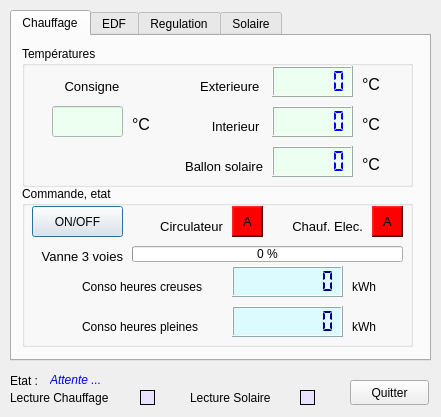
The window that HDMI_Chauffage.ui (pchirouze/PyQt4ChauffageWipyHMI) describes before a commit, drawn with Qt 5.
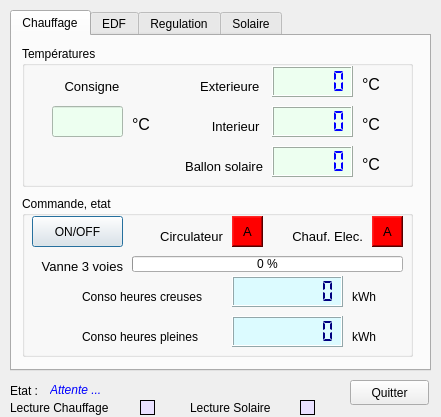
The same window after the commit.

Commit message: Changement port, user, password m23.mqttcloud

The edit to the form file:
```diff
--- a/HDMI_Chauffage.ui
+++ b/HDMI_Chauffage.ui
@@ -13,13 +13,16 @@
   <property name="windowTitle">
    <string>Solaire et chauffage</string>
   </property>
+  <property name="autoFillBackground">
+   <bool>false</bool>
+  </property>
   <widget class="QTabWidget" name="tabWidget">
    <property name="geometry">
     <rect>
      <x>10</x>
      <y>10</y>
      <width>421</width>
-     <height>351</height>
+     <height>361</height>
     </rect>
    </property>
    <property name="currentIndex">
@@ -306,7 +309,7 @@
      <property name="geometry">
       <rect>
        <x>10</x>
-       <y>150</y>
+       <y>160</y>
        <width>391</width>
        <height>161</height>
       </rect>
@@ -314,6 +317,9 @@
      <property name="title">
       <string>Commande, etat</string>
      </property>
+     <property name="flat">
+      <bool>false</bool>
+     </property>
      <widget class="QPushButton" name="pushButton">
       <property name="geometry">
        <rect>
@@ -1902,7 +1908,7 @@
    <property name="geometry">
     <rect>
      <x>10</x>
-     <y>370</y>
+     <y>380</y>
      <width>61</width>
      <height>21</height>
     </rect>
@@ -1918,7 +1924,7 @@
    <property name="geometry">
     <rect>
      <x>50</x>
-     <y>370</y>
+     <y>380</y>
      <width>301</width>
      <height>21</height>
     </rect>
@@ -1955,7 +1961,7 @@
    <property name="geometry">
     <rect>
      <x>140</x>
-     <y>390</y>
+     <y>400</y>
      <width>15</width>
      <height>15</height>
     </rect>
@@ -1974,7 +1980,7 @@
    <property name="geometry">
     <rect>
      <x>300</x>
-     <y>390</y>
+     <y>400</y>
      <width>15</width>
      <height>15</height>
     </rect>
@@ -1993,8 +1999,8 @@
    <property name="geometry">
     <rect>
      <x>10</x>
-     <y>390</y>
-     <width>121</width>
+     <y>400</y>
+     <width>131</width>
      <height>16</height>
     </rect>
    </property>
@@ -2006,8 +2012,8 @@
    <property name="geometry">
     <rect>
      <x>190</x>
-     <y>390</y>
-     <width>101</width>
+     <y>400</y>
+     <width>111</width>
      <height>16</height>
     </rect>
    </property>
```
Left out of the diff: 13 changed lines with no effect on the pictures. The commit also changes 2 other files.
